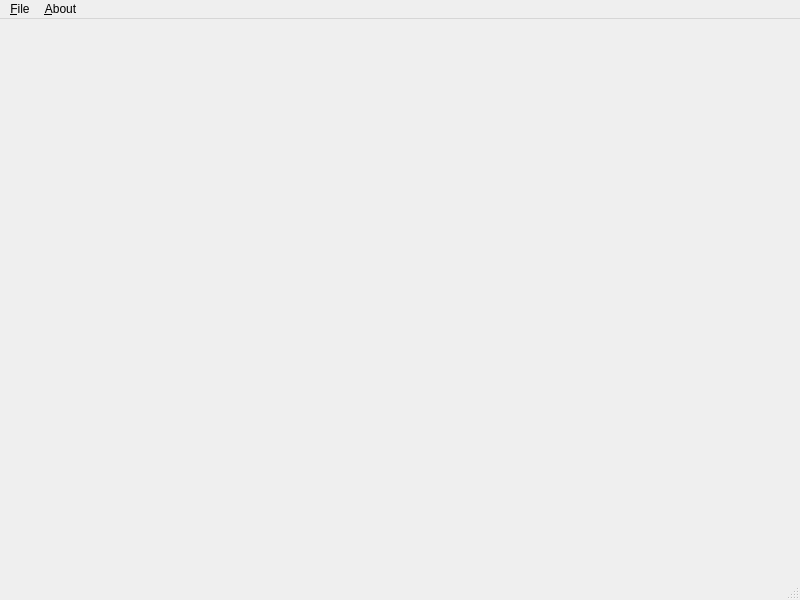
Before: the Qt Designer form lumberjack/mainwindow.ui in SchrodingersGat/lumberjack, drawn with Qt 5.
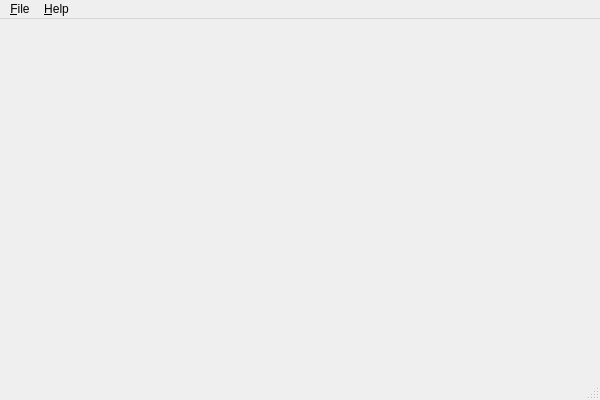
After: the same form once the commit is applied.

Commit message: Adds simple "About" dialog

```diff
--- a/lumberjack/mainwindow.ui
+++ b/lumberjack/mainwindow.ui
@@ -6,10 +6,16 @@
    <rect>
     <x>0</x>
     <y>0</y>
-    <width>800</width>
-    <height>600</height>
+    <width>600</width>
+    <height>400</height>
    </rect>
   </property>
+  <property name="minimumSize">
+   <size>
+    <width>600</width>
+    <height>400</height>
+   </size>
+  </property>
   <property name="windowTitle">
    <string>MainWindow</string>
   </property>
@@ -19,7 +25,7 @@
     <rect>
      <x>0</x>
      <y>0</y>
-     <width>800</width>
+     <width>600</width>
      <height>21</height>
     </rect>
    </property>
@@ -32,7 +38,7 @@
    </widget>
    <widget class="QMenu" name="menu_About">
     <property name="title">
-     <string>&amp;About</string>
+     <string>&amp;Help</string>
     </property>
    </widget>
    <addaction name="menu_File"/>
```
Left out of the diff: 6 changed lines with no effect on the pictures. The commit also changes 7 other files.
